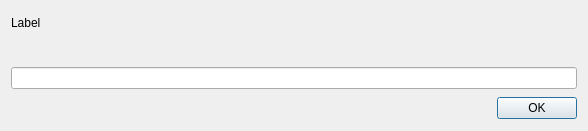
Qt form src/gui/mnemonicdialog.ui (nextcloud/desktop) before a commit.
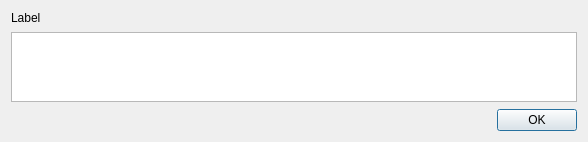
The same form after that commit.

Commit message:
fix(e2ee): wrap mnemonic text in dialog
Display the mnemonic in a read-only text edit so it wraps when the dialog is resized. Add a regression test for wrapping after narrowing the dialog.

Refs #7701.

The edit to the form file:
```diff
--- a/src/gui/mnemonicdialog.ui
+++ b/src/gui/mnemonicdialog.ui
@@ -82,7 +82,20 @@
       </spacer>
      </item>
      <item>
-      <widget class="QLineEdit" name="lineEdit"/>
+      <widget class="QTextEdit" name="mnemonicTextEdit">
+       <property name="horizontalScrollBarPolicy">
+        <enum>Qt::ScrollBarPolicy::ScrollBarAlwaysOff</enum>
+       </property>
+       <property name="lineWrapMode">
+        <enum>QTextEdit::LineWrapMode::WidgetWidth</enum>
+       </property>
+       <property name="readOnly">
+        <bool>true</bool>
+       </property>
+       <property name="acceptRichText">
+        <bool>false</bool>
+       </property>
+      </widget>
      </item>
      <item>
       <widget class="QDialogButtonBox" name="buttonBox">
```
The commit also changes 2 other files.
